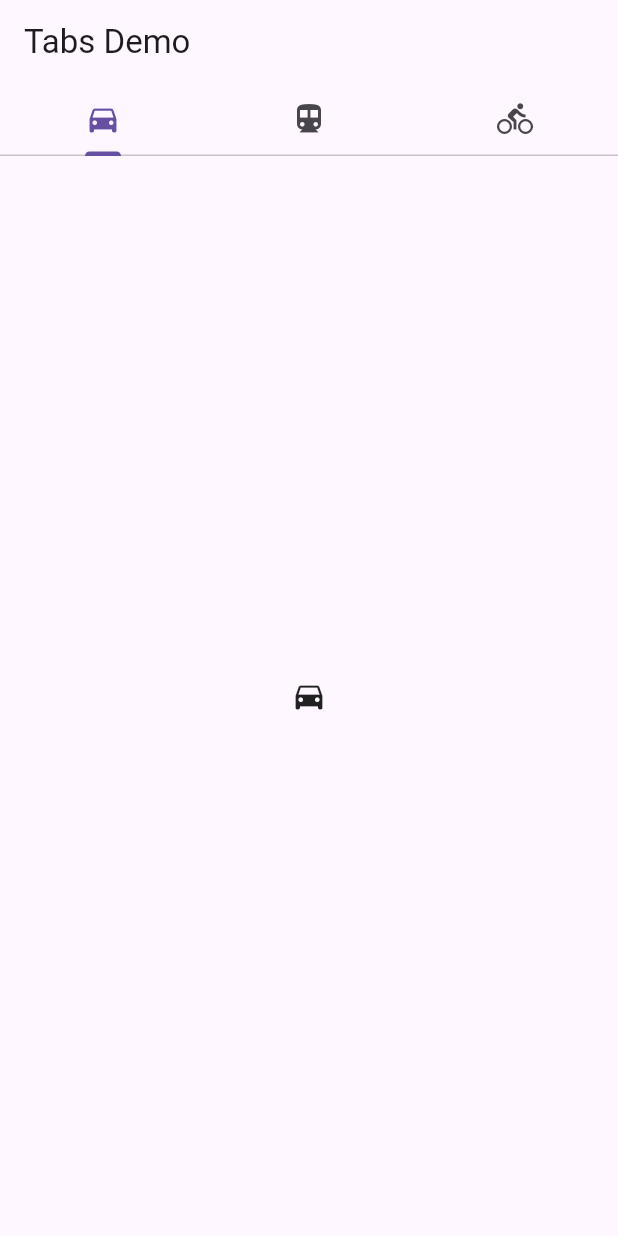
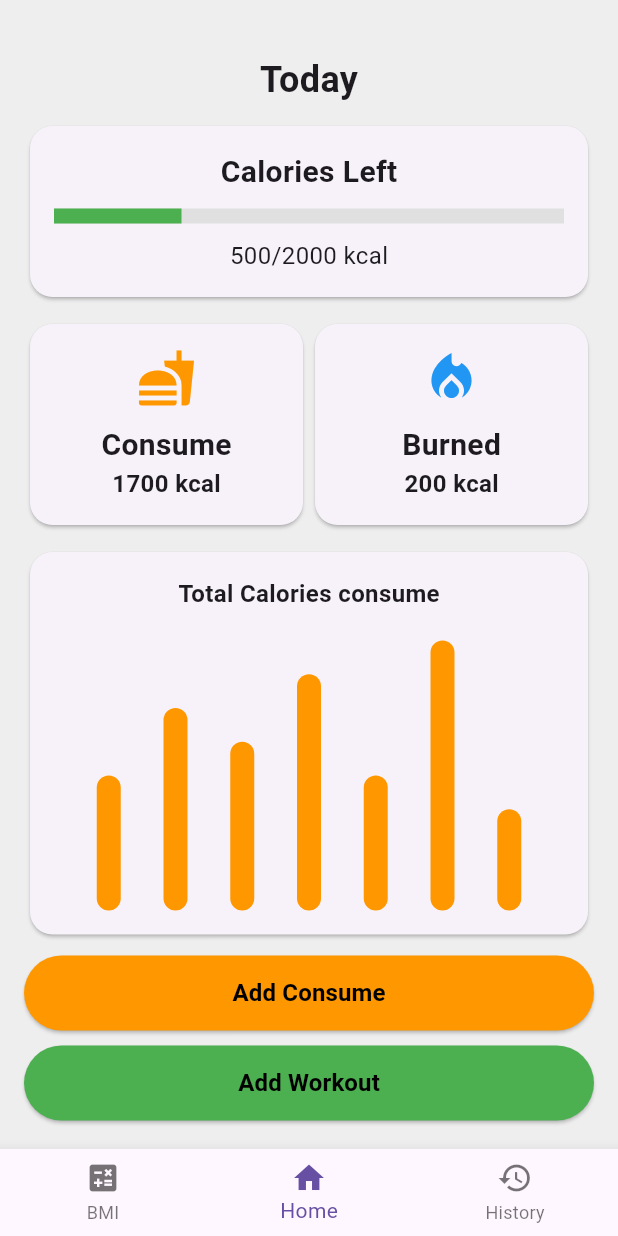
Before and after one commit to puchana123/calories_tracker, a Flutter app: the screen it shows after launch, after a tap on "Login", on a phone screen of 412 x 824 dp. Run offline on Flutter 3.47's test engine with Material 3 defaults, Android fonts, the phone set to English and light mode, and no system bars; drawn by our look-alikes of fl_chart.

Commit message:
Create the home page with 3 tab to navigator to other page

```diff
--- a/lib/home_page.dart
+++ b/lib/home_page.dart
@@ -1,32 +1,53 @@
+import 'package:calories_tracker/pages/bmi_page.dart';
+import 'package:calories_tracker/pages/history_page.dart';
+import 'package:calories_tracker/pages/landing_page.dart';
 import 'package:flutter/material.dart';
 
-class HomePage extends StatelessWidget {
+class HomePage extends StatefulWidget {
   const HomePage({super.key});
 
   @override
+  State<HomePage> createState() => _HomePageState();
+}
+
+class _HomePageState extends State<HomePage> {
+  int _selectedIndex = 1;
+  final List<Widget> _pages = [
+    BMIPage(),
+    LandingPage(),
+    HistoryPage(),
+  ];
+
+  void _onItemTapped(int index) {
+    setState(() {
+      _selectedIndex = index;
+    });
+  }
+
+  @override
   Widget build(BuildContext context) {
-    return MaterialApp(
-      home: DefaultTabController(
-        length: 3,
-        child: Scaffold(
-          appBar: AppBar(
-            bottom: const TabBar(
-              tabs: [
-                Tab(icon: Icon(Icons.directions_car)),
-                Tab(icon: Icon(Icons.directions_transit)),
-                Tab(icon: Icon(Icons.directions_bike)),
-              ],
-            ),
-            title: const Text('Tabs Demo'),
+    return Scaffold(
+      body: IndexedStack(
+        index: _selectedIndex,
+        children: _pages,
+      ),
+      bottomNavigationBar: BottomNavigationBar(
+        currentIndex: _selectedIndex,
+        onTap: _onItemTapped,
+        items: const [
+          BottomNavigationBarItem(
+            icon: Icon(Icons.calculate),
+            label: "BMI",
           ),
-          body: const TabBarView(
-            children: [
-              Icon(Icons.directions_car),
-              Icon(Icons.directions_transit),
-              Icon(Icons.directions_bike),
-            ],
+          BottomNavigationBarItem(
+            icon: Icon(Icons.home),
+            label: "Home",
           ),
-        ),
+          BottomNavigationBarItem(
+            icon: Icon(Icons.history),
+            label: "History",
+          ),
+        ],
       ),
     );
   }
--- /dev/null
+++ b/lib/pages/bmi_page.dart
@@ -0,0 +1,174 @@
+import 'package:flutter/material.dart';
+import 'package:fl_chart/fl_chart.dart';
+
+// BMI Page
+class BMIPage extends StatelessWidget {
+  const BMIPage({super.key});
+
+  @override
+  Widget build(BuildContext context) {
+    return Scaffold(
+      backgroundColor: Colors.grey[200],
+      body: Padding(
+        padding: const EdgeInsets.all(16),
+        child: Center(
+          child: Column(
+            children: [
+              SizedBox(
+                height: 20,
+              ),
+
+              Text(
+                "Today",
+                style: TextStyle(fontSize: 24, fontWeight: FontWeight.bold),
+              ),
+              SizedBox(
+                height: 20,
+              ),
+
+              // BMI Card
+              _bmiCard(),
+
+              SizedBox(
+                height: 10,
+              ),
+              // Update Weight Button
+              SizedBox(
+                width: double.infinity,
+                height: 50,
+                child: ElevatedButton(
+                  onPressed: () {},
+                  style:
+                      ElevatedButton.styleFrom(backgroundColor: Colors.orange),
+                  child: Text(
+                    "Update Weight",
+                    style: TextStyle(
+                        fontSize: 16,
+                        fontWeight: FontWeight.bold,
+                        color: Colors.black),
+                  ),
+                ),
+              ),
+              SizedBox(
+                height: 20,
+              ),
+              // Line Chart
+              _weightChart()
+            ],
+          ),
+        ),
+      ),
+    );
+  }
+
+  // BMI Card
+  Widget _bmiCard() {
+    return Card(
+      shape: RoundedRectangleBorder(borderRadius: BorderRadius.circular(15)),
+      child: Padding(
+        padding: const EdgeInsets.all(16),
+        child: Column(
+          children: [
+            // BMI Calculator
+            Container(
+              height: 200,
+              decoration:
+                  BoxDecoration(color: Colors.green, shape: BoxShape.circle),
+              child: Center(
+                child: Column(
+                  mainAxisAlignment: MainAxisAlignment.center,
+                  children: [
+                    Text(
+                      "20.0",
+                      style: TextStyle(
+                          fontSize: 32,
+                          fontWeight: FontWeight.bold,
+                          color: Colors.white),
+                    ),
+                    Text(
+                      "Normal",
+                      style: TextStyle(fontSize: 18, color: Colors.white),
+                    )
+                  ],
+                ),
+              ),
+            ),
+          ],
+        ),
+      ),
+    );
+  }
+
+  // Weigth Chart
+  Widget _weightChart() {
+    return Card(
+      shape: RoundedRectangleBorder(borderRadius: BorderRadius.circular(15)),
+      child: Padding(
+        padding: const EdgeInsets.all(16),
+        child: SizedBox(
+            height: 250,
+            child: Padding(
+              padding: const EdgeInsets.all(20.0),
+              child: Center(
+                child: LineChart(LineChartData(
+                    titlesData: FlTitlesData(
+                      topTitles:
+                          AxisTitles(sideTitles: SideTitles(showTitles: false)),
+                      rightTitles:
+                          AxisTitles(sideTitles: SideTitles(showTitles: false)),
+                      leftTitles:
+                          AxisTitles(sideTitles: SideTitles(showTitles: false)),
+                      bottomTitles: AxisTitles(
+                          sideTitles: SideTitles(
+                        showTitles: true,
+                        getTitlesWidget: (double value, TitleMeta meta) {
+                          List<String> labels = [
+                            "SEP",
+                            "OCT",
+                            "NOV",
+                            "DEC",
+                            "JAN",
+                            "FEB"
+                          ];
+                          int index = value.toInt();
+                          if (index >= 0 && index < labels.length) {
+                            return SideTitleWidget(
+                                meta: meta,
+                                space: 6,
+                                child: Padding(
+                                  padding: const EdgeInsets.only(top: 3.0),
+                                  child: Text(
+                                    labels[index],
+                                    style: TextStyle(
+                                        fontSize: 12, color: Colors.grey[600]),
+                                  ),
+                                ));
+                          }
+                          return Container();
+                        },
+                        interval: 1,
+                      )),
+                    ),
+                    gridData: FlGridData(show: false),
+                    borderData: FlBorderData(show: false),
+                    lineBarsData: [
+                      LineChartBarData(
+                          spots: [
+                            FlSpot(0, 5),
+                            FlSpot(1, 4),
+                            FlSpot(2, 6),
+                            FlSpot(3, 5),
+                            FlSpot(4, 7),
+                            FlSpot(5, 8),
+                          ],
+                          isCurved: true,
+                          color: Colors.blue,
+                          barWidth: 3,
+                          belowBarData: BarAreaData(show: false))
+                    ])),
+              ),
+            )),
+      ),
+    );
+  }
+}
--- /dev/null
+++ b/lib/pages/history_page.dart
@@ -0,0 +1,141 @@
+import 'package:flutter/material.dart';
+import 'package:fl_chart/fl_chart.dart';
+
+class HistoryPage extends StatelessWidget {
+  const HistoryPage({super.key});
+
+  @override
+  Widget build(BuildContext context) {
+    return Scaffold(
+      backgroundColor: Colors.grey[200],
+      body: SingleChildScrollView(
+        child: Padding(
+          padding: const EdgeInsets.all(16.0),
+          child: Column(
+            children: [
+              SizedBox(height: 20), // Space from top
+              Center(
+                child: Text(
+                  "History Page",
+                  style: TextStyle(fontSize: 24, fontWeight: FontWeight.bold),
+                ),
+              ),
+              SizedBox(height: 10),
+
+              // Total Calories Consumed Card
+              _historyCard(
+                title: "Total Calories consume",
+                value: "2,200",
+                change: "+2.45%",
+                color: Colors.orange,
+                barColor: Colors.orange,
+                data: [6, 4, 7, 5, 8, 10, 3], // Example data
+              ),
+              SizedBox(height: 10),
+
+              // Total Calories Burned Card
+              _historyCard(
+                title: "Total Calories burned",
+                value: "1,200",
+                change: "+2.45%",
+                color: Colors.blue,
+                barColor: Colors.blue,
+                data: [5, 3, 6, 4, 7, 9, 2], // Example data
+              ),
+            ],
+          ),
+        ),
+      ),
+    );
+  }
+
+  Widget _historyCard({
+    required String title,
+    required String value,
+    required String change,
+    required Color color,
+    required Color barColor,
+    required List<double> data,
+  }) {
+    return Card(
+      shape: RoundedRectangleBorder(borderRadius: BorderRadius.circular(15)),
+      child: Padding(
+        padding: const EdgeInsets.all(16.0),
+        child: Column(
+          crossAxisAlignment: CrossAxisAlignment.start,
+          children: [
+            Text(title,
+                style: TextStyle(fontSize: 16, color: Colors.grey[600])),
+            Row(
+              children: [
+                Text(value,
+                    style: TextStyle(
+                        fontSize: 32,
+                        fontWeight: FontWeight.bold,
+                        color: Colors.black)),
+                SizedBox(width: 8),
+                Text("kilo calories",
+                    style: TextStyle(fontSize: 14, color: Colors.grey[600])),
+                Spacer(),
+                Text(change,
+                    style: TextStyle(
+                        fontSize: 14,
+                        color: Colors.green,
+                        fontWeight: FontWeight.bold)),
+              ],
+            ),
+            SizedBox(height: 30),
+            SizedBox(
+              height: 180,
+              child: BarChart(
+                BarChartData(
+                  barGroups: List.generate(data.length,
+                      (index) => _barData(index, data[index], barColor)),
+                  borderData: FlBorderData(show: false),
+                  titlesData: FlTitlesData(
+                    leftTitles:
+                        AxisTitles(sideTitles: SideTitles(showTitles: false)),
+                    bottomTitles: AxisTitles(
+                      sideTitles: SideTitles(
+                        showTitles: true,
+                        getTitlesWidget: (double value, TitleMeta meta) {
+                          List<String> labels = [
+                            "00",
+                            "04",
+                            "08",
+                            "12",
+                            "14",
+                            "16",
+                            "18"
+                          ];
+                          return Text(labels[value.toInt()],
+                              style: TextStyle(
+                                  fontSize: 12, color: Colors.grey[600]));
+                        },
+                      ),
+                    ),
+                  ),
+                  gridData: FlGridData(show: false),
+                ),
+              ),
+            ),
+          ],
+        ),
+      ),
+    );
+  }
+
+  BarChartGroupData _barData(int x, double y, Color color) {
+    return BarChartGroupData(
+      x: x,
+      barRods: [
+        BarChartRodData(
+          toY: y,
+          color: color,
+          width: 16,
+          borderRadius: BorderRadius.circular(5),
+        ),
+      ],
+    );
+  }
+}
--- /dev/null
+++ b/lib/pages/landing_page.dart
@@ -0,0 +1,181 @@
+import 'package:flutter/material.dart';
+import 'package:fl_chart/fl_chart.dart';
+
+// Landing Page
+class LandingPage extends StatelessWidget {
+  const LandingPage({super.key});
+
+  @override
+  Widget build(BuildContext context) {
+    return Scaffold(
+      backgroundColor: Colors.grey[200],
+      body: Padding(
+        padding: const EdgeInsets.all(16),
+        child: SingleChildScrollView(
+          child: Column(
+            crossAxisAlignment: CrossAxisAlignment.start,
+            children: [
+              SizedBox(height: 20),
+              Center(
+                child: Text(
+                  "Today",
+                  style: TextStyle(fontSize: 24, fontWeight: FontWeight.bold),
+                ),
+              ),
+              SizedBox(height: 10),
+
+              // Calories Left Card
+              Card(
+                shape: RoundedRectangleBorder(
+                    borderRadius: BorderRadius.circular(15)),
+                child: Padding(
+                  padding: const EdgeInsets.all(16),
+                  child: Column(
+                    crossAxisAlignment: CrossAxisAlignment.center,
+                    children: [
+                      Text(
+                        "Calories Left",
+                        style: TextStyle(
+                            fontSize: 20, fontWeight: FontWeight.bold),
+                      ),
+                      SizedBox(height: 10),
+                      LinearProgressIndicator(
+                        value: 500 / 2000,
+                        backgroundColor: Colors.grey[300],
+                        color: Colors.green,
+                        minHeight: 10,
+                      ),
+                      SizedBox(height: 10),
+                      Text(
+                        "500/2000 kcal",
+                        style: TextStyle(fontSize: 16),
+                      ),
+                    ],
+                  ),
+                ),
+              ),
+              SizedBox(height: 10),
+
+              // Consume & Burned Row
+              Row(
+                mainAxisAlignment: MainAxisAlignment.spaceBetween,
+                children: [
+                  Expanded(
+                    child: _infoCard(
+                        "Consume", "1700 kcal", Icons.fastfood, Colors.orange),
+                  ),
+                  Expanded(
+                    child: _infoCard("Burned", "200 kcal",
+                        Icons.local_fire_department, Colors.blue),
+                  ),
+                ],
+              ),
+              SizedBox(height: 10),
+
+              // BarChart Section
+              Card(
+                shape: RoundedRectangleBorder(
+                    borderRadius: BorderRadius.circular(15)),
+                child: Padding(
+                  padding: const EdgeInsets.all(16),
+                  child: Column(
+                    crossAxisAlignment: CrossAxisAlignment.start,
+                    children: [
+                      Center(
+                          child: Text(
+                        "Total Calories consume",
+                        style: TextStyle(
+                            fontSize: 16, fontWeight: FontWeight.bold),
+                      )),
+                      SizedBox(height: 20),
+                      SizedBox(
+                        height: 180,
+                        child: BarChart(BarChartData(
+                          barGroups: [
+                            _barData(0, 4),
+                            _barData(1, 6),
+                            _barData(2, 5),
+                            _barData(3, 7),
+                            _barData(4, 4),
+                            _barData(5, 8),
+                            _barData(6, 3),
+                          ],
+                          borderData: FlBorderData(show: false),
+                          titlesData: FlTitlesData(show: false),
+                          gridData: FlGridData(show: false),
+                        )),
+                      ),
+                    ],
+                  ),
+                ),
+              ),
+              SizedBox(height: 10),
+
+              // Buttons
+              _customButton("Add Consume", Colors.orange),
+              SizedBox(height: 10),
+              _customButton("Add Workout", Colors.green),
+            ],
+          ),
+        ),
+      ),
+    );
+  }
+
+  // Info Card widget
+  Widget _infoCard(String title, String value, IconData icon, Color color) {
+    return Card(
+      shape: RoundedRectangleBorder(borderRadius: BorderRadius.circular(15)),
+      child: Padding(
+        padding: const EdgeInsets.all(16),
+        child: Column(
+          crossAxisAlignment: CrossAxisAlignment.center,
+          children: [
+            Icon(
+              icon,
+              size: 40,
+              color: color,
+            ),
+            SizedBox(height: 10),
+            Text(
+              title,
+              style: TextStyle(fontSize: 20, fontWeight: FontWeight.bold),
+            ),
+            Text(
+              value,
+              style: TextStyle(fontSize: 16, fontWeight: FontWeight.bold),
+            )
+          ],
+        ),
+      ),
+    );
+  }
+
+  // BarChart Data
+  BarChartGroupData _barData(int x, double y) {
+    return BarChartGroupData(x: x, barRods: [
+      BarChartRodData(
+          toY: y,
+          color: Colors.orange,
+          width: 16,
+          borderRadius: BorderRadius.circular(8))
+    ]);
+  }
+
+  // Buttons
+  Widget _customButton(String text, Color color) {
+    return SizedBox(
+      width: double.infinity,
+      height: 50,
+      child: ElevatedButton(
+        onPressed: () {},
+        style: ElevatedButton.styleFrom(backgroundColor: color),
+        child: Text(
+          text,
+          style: TextStyle(
+              fontSize: 16, fontWeight: FontWeight.bold, color: Colors.black),
+        ),
+      ),
+    );
+  }
+}
--- a/pubspec.yaml
+++ b/pubspec.yaml
@@ -9,6 +9,7 @@ environment:
 dependencies:
   flutter:
     sdk: flutter
+  fl_chart: ^0.70.2
 
 dev_dependencies:
   flutter_test:
```
Also changed, not shown: pubspec.lock.
